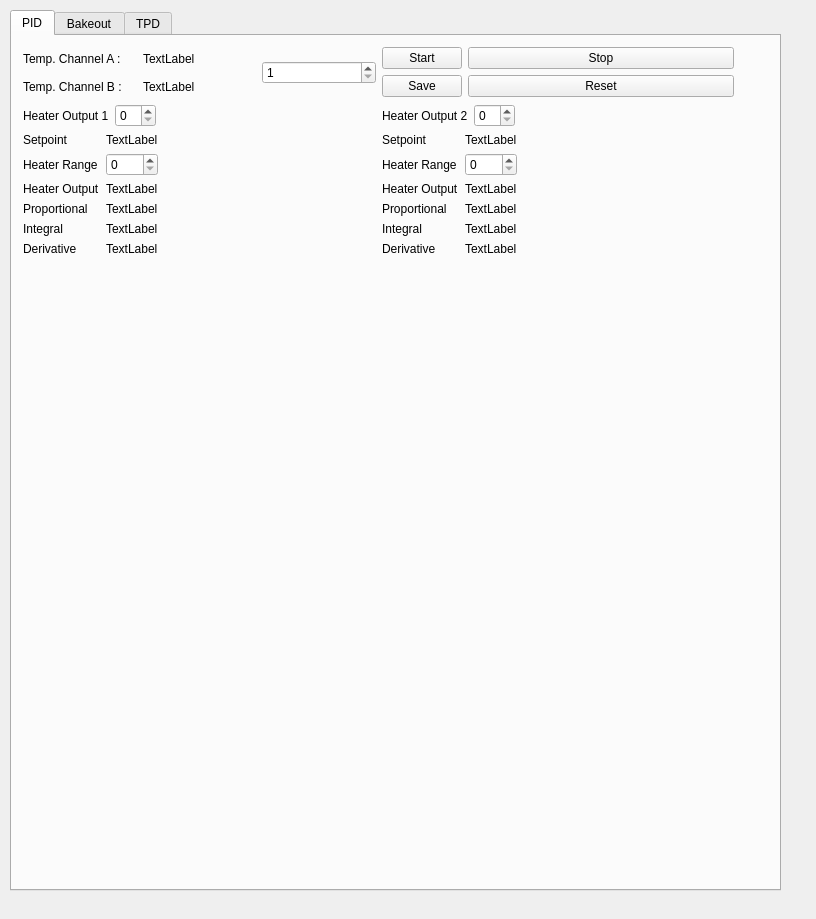
The window that form.ui (dfische/PIDbakeoutTPDcontrol) describes before a commit, drawn with Qt 5.
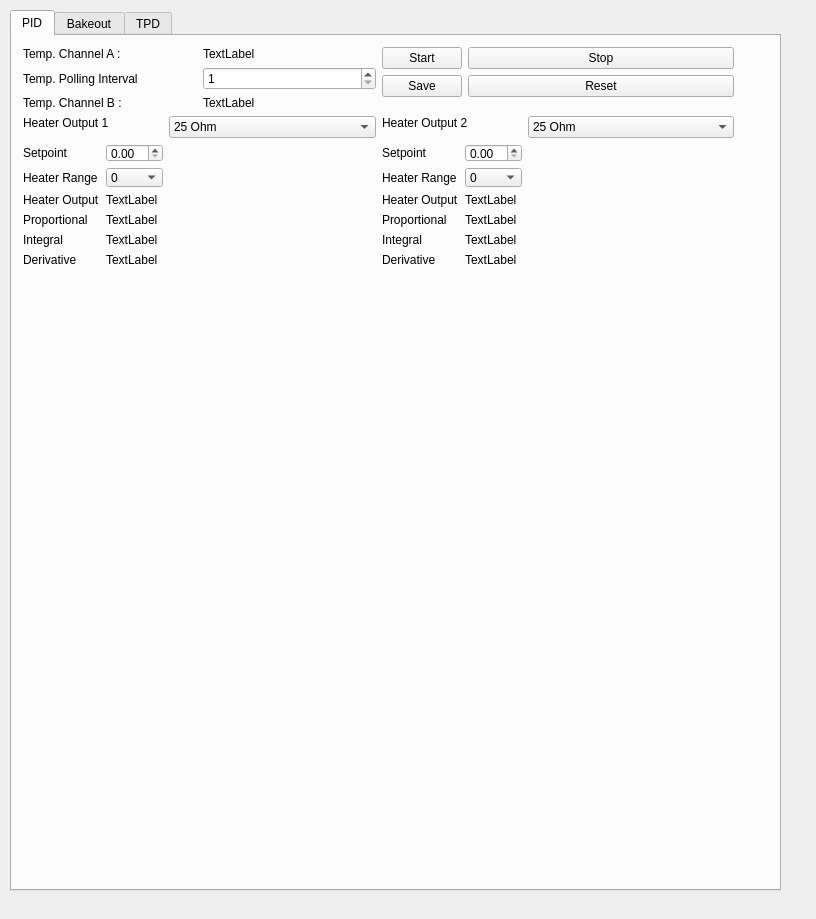
The same window after the commit. Custom widgets are drawn as their Qt base class.

Commit message: Heater Range implementiert, aber nicht getestet, weil Gerät nicht angeschlossen

Patch:
```diff
--- a/form.ui
+++ b/form.ui
@@ -39,13 +39,13 @@
       </rect>
      </property>
     </widget>
-    <widget class="QWidget" name="">
+    <widget class="QWidget" name="layoutWidget">
      <property name="geometry">
       <rect>
        <x>11</x>
        <y>11</y>
        <width>711</width>
-       <height>209</height>
+       <height>220</height>
       </rect>
      </property>
      <layout class="QGridLayout" name="gridLayout_3">
@@ -65,27 +65,34 @@
           </property>
          </widget>
         </item>
-        <item row="0" column="2" rowspan="2">
-         <widget class="QSpinBox" name="PIDtempSpinBox">
-          <property name="minimum">
-           <number>1</number>
-          </property>
-         </widget>
-        </item>
-        <item row="1" column="0">
+        <item row="4" column="0">
          <widget class="QLabel" name="label_2">
           <property name="text">
            <string>Temp. Channel B :</string>
           </property>
          </widget>
         </item>
-        <item row="1" column="1">
+        <item row="4" column="1">
          <widget class="QLabel" name="tempValueB">
           <property name="text">
            <string>TextLabel</string>
           </property>
          </widget>
         </item>
+        <item row="1" column="1">
+         <widget class="QSpinBox" name="PIDtempSpinBox">
+          <property name="minimum">
+           <number>1</number>
+          </property>
+         </widget>
+        </item>
+        <item row="1" column="0">
+         <widget class="QLabel" name="label_26">
+          <property name="text">
+           <string>Temp. Polling Interval</string>
+          </property>
+         </widget>
+        </item>
        </layout>
       </item>
       <item row="0" column="1">
@@ -131,9 +138,6 @@
             </property>
            </widget>
           </item>
-          <item row="0" column="1">
-           <widget class="QSpinBox" name="ResistanceA"/>
-          </item>
          </layout>
         </item>
         <item row="1" column="0">
@@ -145,13 +149,6 @@
             </property>
            </widget>
           </item>
-          <item row="0" column="1">
-           <widget class="QLabel" name="SetpointA">
-            <property name="text">
-             <string>TextLabel</string>
-            </property>
-           </widget>
-          </item>
           <item row="1" column="0">
            <widget class="QLabel" name="label_6">
             <property name="text">
@@ -159,9 +156,6 @@
             </property>
            </widget>
           </item>
-          <item row="1" column="1">
-           <widget class="QSpinBox" name="HeaterRangeA"/>
-          </item>
           <item row="2" column="0">
            <widget class="QLabel" name="label_7">
             <property name="text">
@@ -218,8 +212,54 @@
             </property>
            </widget>
           </item>
+          <item row="1" column="1">
+           <widget class="QComboBox" name="heaterRange1">
+            <item>
+             <property name="text">
+              <string>0</string>
+             </property>
+            </item>
+            <item>
+             <property name="text">
+              <string>1</string>
+             </property>
+            </item>
+            <item>
+             <property name="text">
+              <string>2</string>
+             </property>
+            </item>
+            <item>
+             <property name="text">
+              <string>3</string>
+             </property>
+            </item>
+            <item>
+             <property name="text">
+              <string>4</string>
+             </property>
+            </item>
+           </widget>
+          </item>
+          <item row="0" column="1">
+           <widget class="QDoubleSpinBox" name="setpoint1"/>
+          </item>
          </layout>
         </item>
+        <item row="0" column="1">
+         <widget class="QComboBox" name="heaterOutput1Ohm">
+          <item>
+           <property name="text">
+            <string>25 Ohm</string>
+           </property>
+          </item>
+          <item>
+           <property name="text">
+            <string>50 Ohm</string>
+           </property>
+          </item>
+         </widget>
+        </item>
        </layout>
       </item>
       <item row="1" column="1">
@@ -233,9 +273,6 @@
             </property>
            </widget>
           </item>
-          <item row="0" column="1">
-           <widget class="QSpinBox" name="ResistanceB"/>
-          </item>
          </layout>
         </item>
         <item row="1" column="0">
@@ -247,13 +284,6 @@
             </property>
            </widget>
           </item>
-          <item row="0" column="1">
-           <widget class="QLabel" name="SetpointB">
-            <property name="text">
-             <string>TextLabel</string>
-            </property>
-           </widget>
-          </item>
           <item row="1" column="0">
            <widget class="QLabel" name="label_11">
             <property name="text">
@@ -261,9 +291,6 @@
             </property>
            </widget>
           </item>
-          <item row="1" column="1">
-           <widget class="QSpinBox" name="HeaterRangeB"/>
-          </item>
           <item row="2" column="0">
            <widget class="QLabel" name="label_16">
             <property name="text">
@@ -320,8 +347,49 @@
             </property>
            </widget>
           </item>
+          <item row="1" column="1">
+           <widget class="QComboBox" name="heaterRange2">
+            <item>
+             <property name="text">
+              <string>0</string>
+             </property>
+            </item>
+            <item>
+             <property name="text">
+              <string>1</string>
+             </property>
+            </item>
+            <item>
+             <property name="text">
+              <string>2</string>
+             </property>
+            </item>
+            <item>
+             <property name="text">
+              <string>3</string>
+             </property>
+            </item>
+           </widget>
+          </item>
+          <item row="0" column="1">
+           <widget class="QDoubleSpinBox" name="setpoint2"/>
+          </item>
          </layout>
         </item>
+        <item row="0" column="1">
+         <widget class="QComboBox" name="heaterOutput2Ohm">
+          <item>
+           <property name="text">
+            <string>25 Ohm</string>
+           </property>
+          </item>
+          <item>
+           <property name="text">
+            <string>50 Ohm</string>
+           </property>
+          </item>
+         </widget>
+        </item>
        </layout>
       </item>
      </layout>
```
The commit also changes 5 other files.
